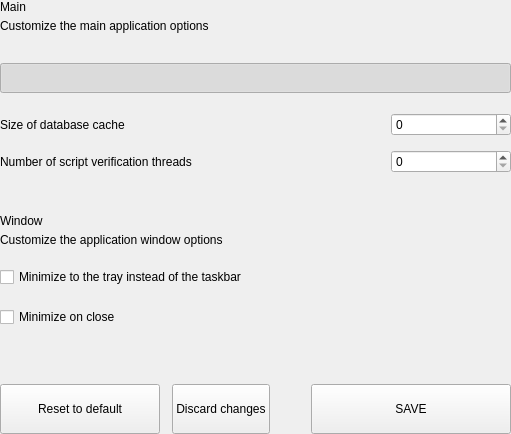
Old version of the form src/qt/pivx/settings/forms/settingsmainoptionswidget.ui in the repository Euno/eunowallet.
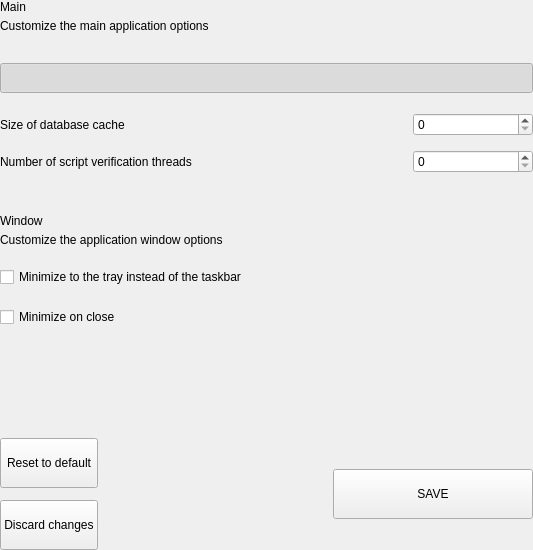
New version of the form.

The edit to the form file:
```diff
--- a/src/qt/pivx/settings/forms/settingsmainoptionswidget.ui
+++ b/src/qt/pivx/settings/forms/settingsmainoptionswidget.ui
@@ -6,8 +6,8 @@
    <rect>
     <x>0</x>
     <y>0</y>
-    <width>511</width>
-    <height>434</height>
+    <width>533</width>
+    <height>550</height>
    </rect>
   </property>
   <property name="windowTitle">
@@ -31,6 +31,18 @@
    </property>
    <item>
     <widget class="QWidget" name="left" native="true">
+     <property name="sizePolicy">
+      <sizepolicy hsizetype="Preferred" vsizetype="Minimum">
+       <horstretch>0</horstretch>
+       <verstretch>0</verstretch>
+      </sizepolicy>
+     </property>
+     <property name="minimumSize">
+      <size>
+       <width>0</width>
+       <height>550</height>
+      </size>
+     </property>
      <layout class="QVBoxLayout" name="verticalLayout_3">
       <property name="leftMargin">
        <number>0</number>
@@ -372,16 +384,21 @@
            <number>12</number>
           </property>
           <item>
+           <layout class="QVBoxLayout" name="verticalLayout_4">
+            <property name="leftMargin">
+             <number>0</number>
+            </property>
+            <item>
            <widget class="QPushButton" name="pushButtonReset">
             <property name="minimumSize">
              <size>
-              <width>160</width>
+                <width>0</width>
               <height>50</height>
              </size>
             </property>
             <property name="maximumSize">
              <size>
-              <width>50</width>
+                <width>16777215</width>
               <height>16777215</height>
              </size>
             </property>
@@ -408,6 +425,8 @@
              <string>Discard changes</string>
             </property>
            </widget>
+            </item>
+           </layout>
           </item>
           <item>
            <spacer name="horizontalSpacer_5">
```
Lines whose indentation alone changed are shown as unchanged.
